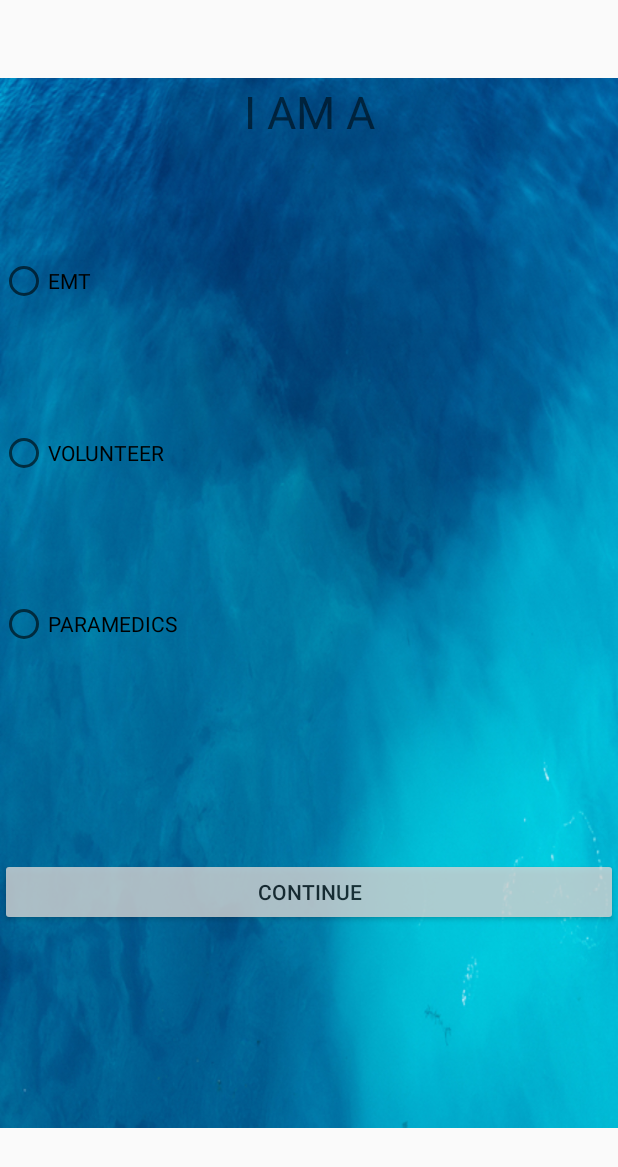
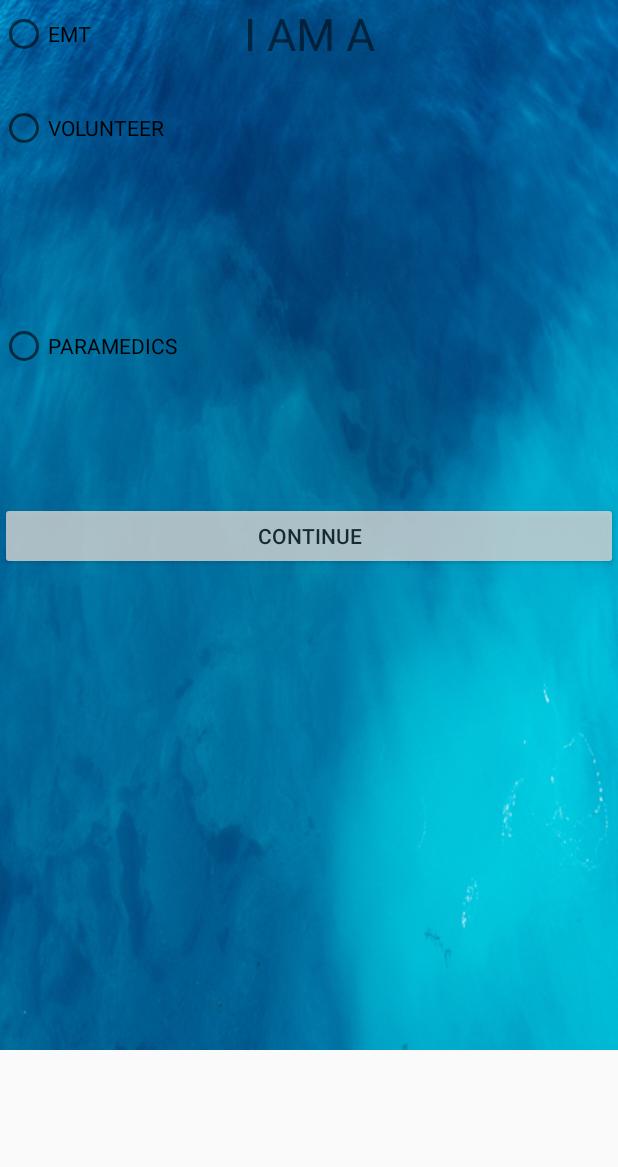
Before and after one commit to briantoe/arcangel, an Android app: the UserType screen opened directly, with no data from a screen before it, on a phone screen of 412 x 824 dp. Shown: the top 1167 px of the screen. Run offline under Robolectric (Android 15) with nearby library versions, the phone set to English and light mode, and no system bars.

Commit message:
second map created

```diff
--- /dev/null
+++ b/app/src/main/java/com/example/bclan/tamuhack/EmtOrParaMap.java
@@ -0,0 +1,17 @@
+package com.example.bclan.tamuhack;
+
+import android.os.Bundle;
+
+/**
+ * Created by bclan on 1/28/2018.
+ */
+
+public class EmtOrParaMap extends MainActivity {
+
+    protected void onCreate(Bundle savedInstanceState) {
+        super.onCreate(savedInstanceState);
+        setContentView(R.layout.user_type_layout);
+
+
+    }
+}
--- a/app/src/main/java/com/example/bclan/tamuhack/MainActivity.java
+++ b/app/src/main/java/com/example/bclan/tamuhack/MainActivity.java
@@ -23,11 +23,11 @@ public class MainActivity extends AppCompatActivity {
         loginButton = (Button) findViewById(R.id.loginButton);
 
 
+
     }
 
     // when the user log's in they are redirected to the user type page
     public void loginButton(View view) {
-
 
 
         Intent i = new Intent(MainActivity.this, UserType.class);
--- a/app/src/main/java/com/example/bclan/tamuhack/MapsPage.java
+++ b/app/src/main/java/com/example/bclan/tamuhack/MapsPage.java
@@ -25,6 +25,8 @@ public class MapsPage extends AppCompatActivity {
         mMapView = (MapView) findViewById(R.id.mapView);
         showWebMap();
 
+
+
     }
 
     private void showWebMap() {
--- a/app/src/main/java/com/example/bclan/tamuhack/UserType.java
+++ b/app/src/main/java/com/example/bclan/tamuhack/UserType.java
@@ -7,6 +7,7 @@ import android.util.Log;
 import android.view.View;
 import android.widget.Button;
 import android.widget.RadioButton;
+import android.widget.RadioGroup;
 
 /**
  * Created by ledet awano on 1/28/2018.
@@ -14,31 +15,41 @@ import android.widget.RadioButton;
 
 public class UserType extends AppCompatActivity {
 
-    Button buttonToMaps;
-
-
+    private Button buttonToMaps;
+    private RadioGroup radioGroup;
+    private int selectedId;
 
     @Override
     protected void onCreate(Bundle savedInstanceState) {
         super.onCreate(savedInstanceState);
         setContentView(R.layout.user_type_layout);
 
-        buttonToMaps = (Button) findViewById(R.id.buttonToMaps);
+        onSelectUsetType();
 
     }
+    private void onSelectUsetType() {
 
-    public void buttonToMaps(View view) {
+        radioGroup = (RadioGroup)findViewById(R.id.radioGroup);
+        selectedId = radioGroup.getCheckedRadioButtonId();
+        buttonToMaps = (Button) findViewById(R.id.buttonToMaps);
+        buttonToMaps.setOnClickListener(new View.OnClickListener() {
+            @Override
+            public void onClick(View view) {
 
-        boolean  checked = ((RadioButton) view).isChecked();
+                if (selectedId == 0 || selectedId == 1) {
+                    Intent emtOrParamedics = new Intent(UserType.this, EmtOrParaMap.class );
 
-        if(R.id.volunteerRadio == checked) {
-            Intent i = new Intent(UserType.this, MapsPage.class);
-
-            startActivity(i);
-        }
+                } else if (selectedId == 1) {
+                    Intent volunteerActivity = new Intent(UserType.this, MapsPage.class );
+                    startActivity(volunteerActivity);
+                }
+            }
+        });
 
 
-    }
+         }
+
+
 
 
 
--- a/app/src/main/res/layout/user_type_layout.xml
+++ b/app/src/main/res/layout/user_type_layout.xml
@@ -27,47 +27,40 @@
         app:layout_constraintBottom_toBottomOf="parent"
         app:layout_constraintEnd_toEndOf="parent"
         app:layout_constraintStart_toStartOf="parent"
-        app:layout_constraintTop_toBottomOf="@+id/paramedicsRadio" />
+        app:layout_constraintTop_toBottomOf="@+id/textView2"/>
+    <!--app:layout_constraintTop_toBottomOf="@+id/paramedicsRadio" />-->
+<RadioGroup android:id="@+id/radioGroup"
+    android:layout_width="wrap_content"
+    android:layout_height="wrap_content">
+    <!--<app:layout_constraintTop_toBottomOf="@+id/textView2" />-->
 
     <RadioButton
         android:id="@+id/emtRadio"
         android:layout_width="match_parent"
         android:layout_height="45dp"
         android:layout_marginBottom="17dp"
-        android:onClick="hospitalServices"
+        android:onClick="userType"
+        android:tag="0"
         android:text="EMT"
         android:textColorLink="@color/grey"
         app:layout_constraintBottom_toTopOf="@+id/volunteerRadio"
         app:layout_constraintEnd_toEndOf="parent"
-        app:layout_constraintStart_toStartOf="parent"
-        app:layout_constraintTop_toBottomOf="@+id/textView2" />
-
-    <RadioButton
-        android:id="@+id/paramedicsRadio"
-        android:layout_width="match_parent"
-        android:layout_height="45dp"
-        android:layout_marginBottom="81dp"
-        android:onClick="hospitalServices"
-        android:text="PARAMEDICS"
-        android:textColorLink="@color/grey"
-        app:layout_constraintBottom_toTopOf="@+id/buttonToMaps"
-        app:layout_constraintEnd_toEndOf="parent"
-        app:layout_constraintStart_toStartOf="parent"
-        app:layout_constraintTop_toBottomOf="@+id/volunteerRadio" />
+        app:layout_constraintStart_toStartOf="parent" />
 
     <RadioButton
         android:id="@+id/volunteerRadio"
         android:layout_width="match_parent"
         android:layout_height="45dp"
         android:layout_marginBottom="17dp"
-        android:onClick="volunteerService"
+        android:tag="1"
         android:text="VOLUNTEER"
+        android:onClick="userType"
         android:textColorLink="@color/grey"
         app:layout_constraintBottom_toTopOf="@+id/paramedicsRadio"
         app:layout_constraintEnd_toEndOf="parent"
         app:layout_constraintStart_toStartOf="parent"
         app:layout_constraintTop_toBottomOf="@+id/emtRadio" />
-
+</RadioGroup>
     <TextView
         android:id="@+id/textView2"
         android:layout_width="match_parent"
@@ -76,8 +69,22 @@
         android:gravity="center"
         android:text="I AM A"
         android:textSize="30sp"
-        app:layout_constraintBottom_toTopOf="@+id/emtRadio"
         app:layout_constraintEnd_toEndOf="parent"
         app:layout_constraintStart_toStartOf="parent"
         app:layout_constraintTop_toTopOf="parent" />
+
+    <RadioButton
+        android:id="@+id/paramedicsRadio"
+        android:layout_width="match_parent"
+        android:layout_height="45dp"
+        android:layout_marginBottom="81dp"
+        android:onClick="userType"
+        android:tag="1"
+        android:text="PARAMEDICS"
+        android:textColorLink="@color/grey"
+        app:layout_constraintBottom_toTopOf="@+id/buttonToMaps"
+        app:layout_constraintEnd_toEndOf="parent"
+        app:layout_constraintHorizontal_bias="0.0"
+        app:layout_constraintStart_toStartOf="parent"
+        app:layout_constraintTop_toBottomOf="@+id/volunteerRadio" />
 </android.support.constraint.ConstraintLayout>
```
